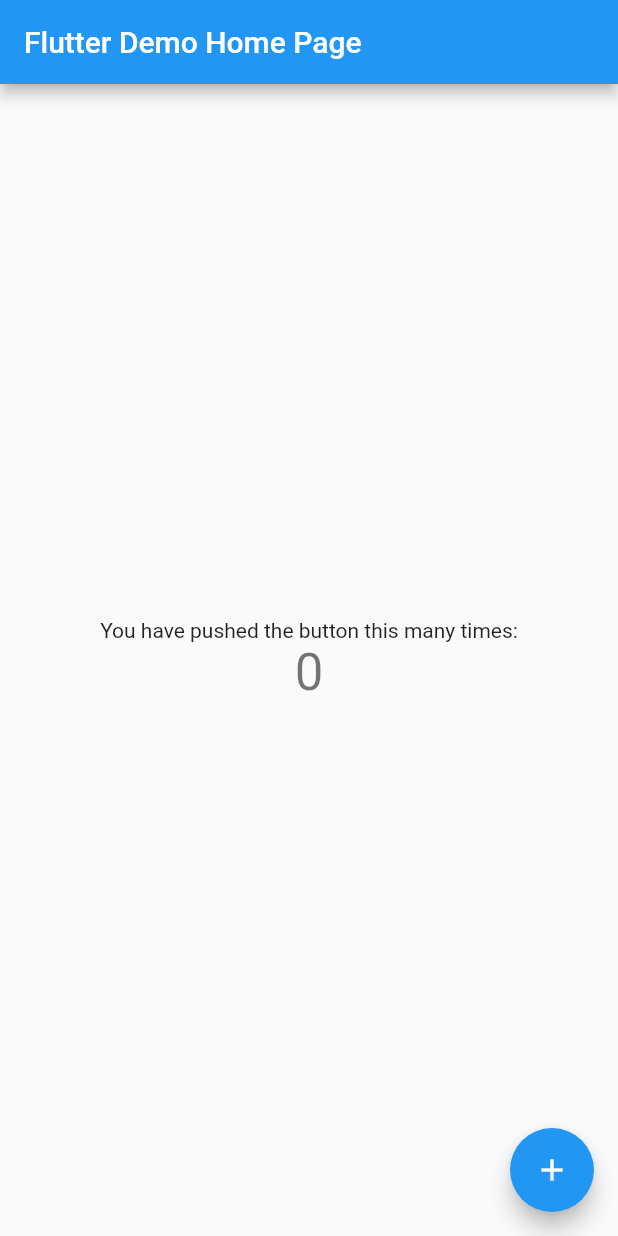
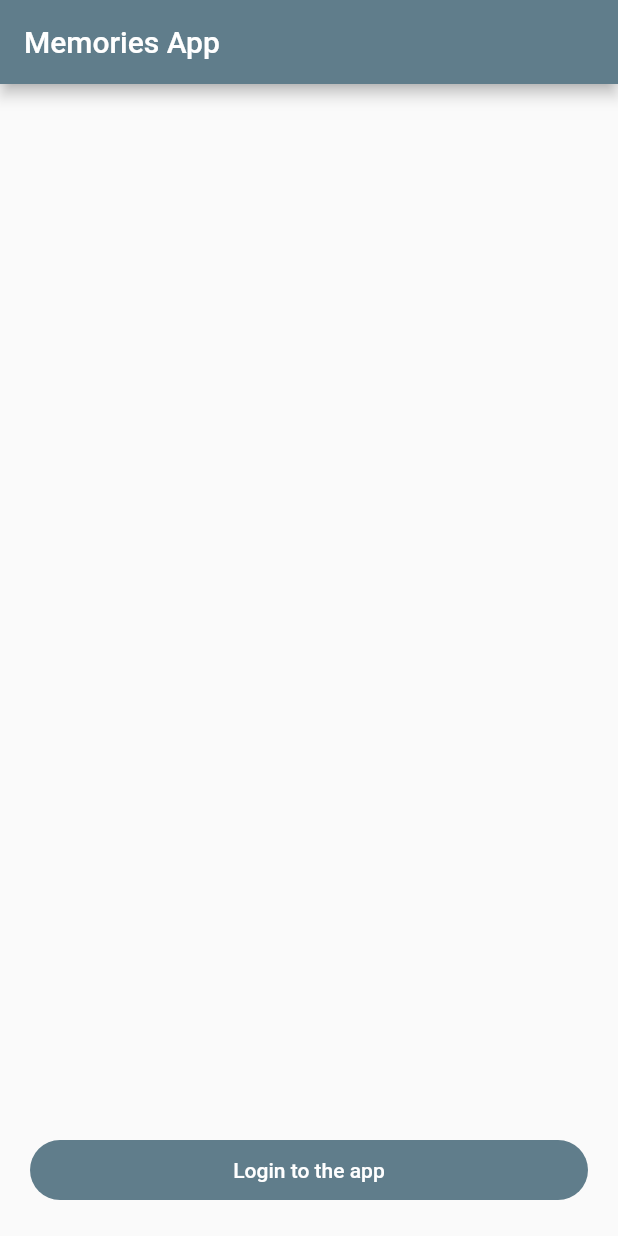
Before and after one commit to graphicbeacon/supabase_riverpod_minicourse, a Flutter app: the screen it shows after launch, on a phone screen of 412 x 824 dp. Run offline on Flutter 3.47's test engine with Material 2 defaults, Android fonts, the phone set to English and light mode, and no system bars; our stand-ins replace file_picker, flutter_riverpod, go_router, riverpod_annotation, supabase_flutter; accounts and stored records are empty; generated files the repository leaves out were written again.

Commit message:
Setup starter project architecture

```diff
--- /dev/null
+++ b/lib/auth/auth.dart
@@ -0,0 +1 @@
+export 'view/login_page.dart';
--- /dev/null
+++ b/lib/core/core.dart
@@ -0,0 +1 @@
+export 'routes.dart';
--- a/lib/main.dart
+++ b/lib/main.dart
@@ -1,115 +1,30 @@
+import 'package:flutter_riverpod/flutter_riverpod.dart';
+import 'package:supabase_flutter/supabase_flutter.dart';
 import 'package:flutter/material.dart';
+import 'package:memories_app/core/core.dart';
 
-void main() {
-  runApp(const MyApp());
+Future<void> main() async {
+  await Supabase.initialize(
+    url: '',
+    anonKey: '',
+  );
+
+  runApp(const ProviderScope(child: MyApp()));
 }
 
-class MyApp extends StatelessWidget {
+class MyApp extends ConsumerWidget {
   const MyApp({super.key});
 
-  // This widget is the root of your application.
   @override
-  Widget build(BuildContext context) {
-    return MaterialApp(
-      title: 'Flutter Demo',
+  Widget build(BuildContext context, WidgetRef ref) {
+    final routes = ref.read(routeProvider);
+    return MaterialApp.router(
+      title: 'Memories App',
+      debugShowCheckedModeBanner: false,
       theme: ThemeData(
-        // This is the theme of your application.
-        //
-        // Try running your application with "flutter run". You'll see the
-        // application has a blue toolbar. Then, without quitting the app, try
-        // changing the primarySwatch below to Colors.green and then invoke
-        // "hot reload" (press "r" in the console where you ran "flutter run",
-        // or simply save your changes to "hot reload" in a Flutter IDE).
-        // Notice that the counter didn't reset back to zero; the application
-        // is not restarted.
-        primarySwatch: Colors.blue,
+        primarySwatch: Colors.blueGrey,
       ),
-      home: const MyHomePage(title: 'Flutter Demo Home Page'),
+      routerConfig: routes,
     );
   }
 }
-
-class MyHomePage extends StatefulWidget {
-  const MyHomePage({super.key, required this.title});
-
-  // This widget is the home page of your application. It is stateful, meaning
-  // that it has a State object (defined below) that contains fields that affect
-  // how it looks.
-
-  // This class is the configuration for the state. It holds the values (in this
-  // case the title) provided by the parent (in this case the App widget) and
-  // used by the build method of the State. Fields in a Widget subclass are
-  // always marked "final".
-
-  final String title;
-
-  @override
-  State<MyHomePage> createState() => _MyHomePageState();
-}
-
-class _MyHomePageState extends State<MyHomePage> {
-  int _counter = 0;
-
-  void _incrementCounter() {
-    setState(() {
-      // This call to setState tells the Flutter framework that something has
-      // changed in this State, which causes it to rerun the build method below
-      // so that the display can reflect the updated values. If we changed
-      // _counter without calling setState(), then the build method would not be
-      // called again, and so nothing would appear to happen.
-      _counter++;
-    });
-  }
-
-  @override
-  Widget build(BuildContext context) {
-    // This method is rerun every time setState is called, for instance as done
-    // by the _incrementCounter method above.
-    //
-    // The Flutter framework has been optimized to make rerunning build methods
-    // fast, so that you can just rebuild anything that needs updating rather
-    // than having to individually change instances of widgets.
-    return Scaffold(
-      appBar: AppBar(
-        // Here we take the value from the MyHomePage object that was created by
-        // the App.build method, and use it to set our appbar title.
-        title: Text(widget.title),
-      ),
-      body: Center(
-        // Center is a layout widget. It takes a single child and positions it
-        // in the middle of the parent.
-        child: Column(
-          // Column is also a layout widget. It takes a list of children and
-          // arranges them vertically. By default, it sizes itself to fit its
-          // children horizontally, and tries to be as tall as its parent.
-          //
-          // Invoke "debug painting" (press "p" in the console, choose the
-          // "Toggle Debug Paint" action from the Flutter Inspector in Android
-          // Studio, or the "Toggle Debug Paint" command in Visual Studio Code)
-          // to see the wireframe for each widget.
-          //
-          // Column has various properties to control how it sizes itself and
-          // how it positions its children. Here we use mainAxisAlignment to
-          // center the children vertically; the main axis here is the vertical
-          // axis because Columns are vertical (the cross axis would be
-          // horizontal).
-          mainAxisAlignment: MainAxisAlignment.center,
-          children: <Widget>[
-            const Text(
-              'You have pushed the button this many times:',
-            ),
-            Text(
-              '$_counter',
-              style: Theme.of(context).textTheme.headlineMedium,
-            ),
-          ],
-        ),
-      ),
-      floatingActionButton: FloatingActionButton(
-        onPressed: _incrementCounter,
-        tooltip: 'Increment',
-        child: const Icon(Icons.add),
-      ), // This trailing comma makes auto-formatting nicer for build methods.
-    );
-  }
-}
--- /dev/null
+++ b/lib/memory/memory.dart
@@ -0,0 +1 @@
+export 'view/memory_page.dart';
--- /dev/null
+++ b/lib/memory/view/memory_page.dart
@@ -0,0 +1,36 @@
+import 'package:flutter/material.dart';
+import 'package:flutter_riverpod/flutter_riverpod.dart';
+import 'package:go_router/go_router.dart';
+
+class MemoryPage extends ConsumerWidget {
+  const MemoryPage({super.key});
+
+  @override
+  Widget build(BuildContext context, WidgetRef ref) {
+    return Scaffold(
+      appBar: AppBar(
+        title: const Text('Memories App'),
+        actions: const [],
+      ),
+      body: SizedBox(
+        width: double.infinity,
+        height: double.infinity,
+        child: Stack(
+          children: [
+            Positioned(
+              bottom: 20,
+              left: 20,
+              right: 20,
+              child: FilledButton(
+                onPressed: () {
+                  context.push('/login');
+                },
+                child: const Text('Login to the app'),
+              ),
+            ),
+          ],
+        ),
+      ),
+    );
+  }
+}
--- /dev/null
+++ b/lib/onboarding/onboarding.dart
@@ -0,0 +1 @@
+export 'view/verification_page.dart';
```
Also changed, not shown: lib/auth/view/login_page.dart (added, +109 -0 lines), lib/core/routes.dart (added, +28 -0 lines), lib/memory/widgets/file_upload_field.dart (added, +91 -0 lines), lib/onboarding/view/verification_page.dart (added, +85 -0 lines), lib/core/routes.g.dart (added), 7 other files.
